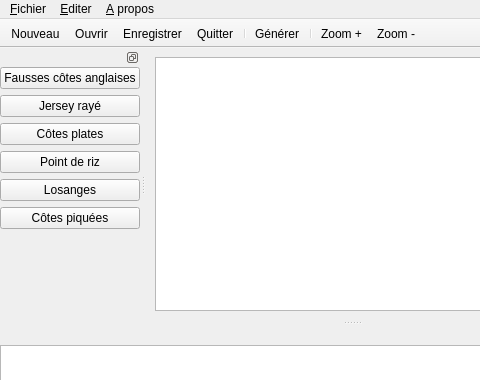
Qt form interface/mainwindow.ui (TriComp/TriComp) before a commit; both pictures show x 0 to 480 and y 0 to 380 of the 704 by 559 pixel window.
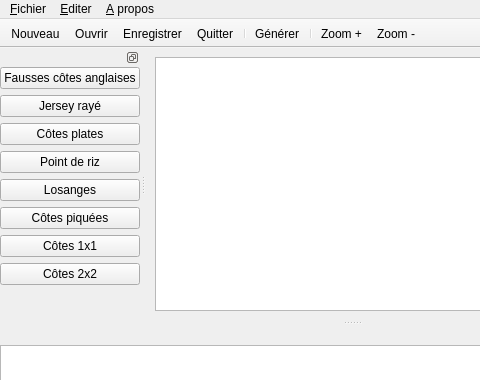
The same form after that commit. Icons and pictures are not drawn.

```diff
--- a/interface/mainwindow.ui
+++ b/interface/mainwindow.ui
@@ -224,7 +224,7 @@
            </property>
           </widget>
          </item>
-         <item row="7" column="0">
+         <item row="9" column="0">
           <spacer name="verticalSpacer">
            <property name="orientation">
             <enum>Qt::Vertical</enum>
@@ -237,6 +237,20 @@
            </property>
           </spacer>
          </item>
+         <item row="7" column="0">
+          <widget class="QPushButton" name="pushButton_7">
+           <property name="text">
+            <string>Côtes 1x1</string>
+           </property>
+          </widget>
+         </item>
+         <item row="8" column="0">
+          <widget class="QPushButton" name="pushButton_8">
+           <property name="text">
+            <string>Côtes 2x2</string>
+           </property>
+          </widget>
+         </item>
         </layout>
        </item>
       </layout>
```
